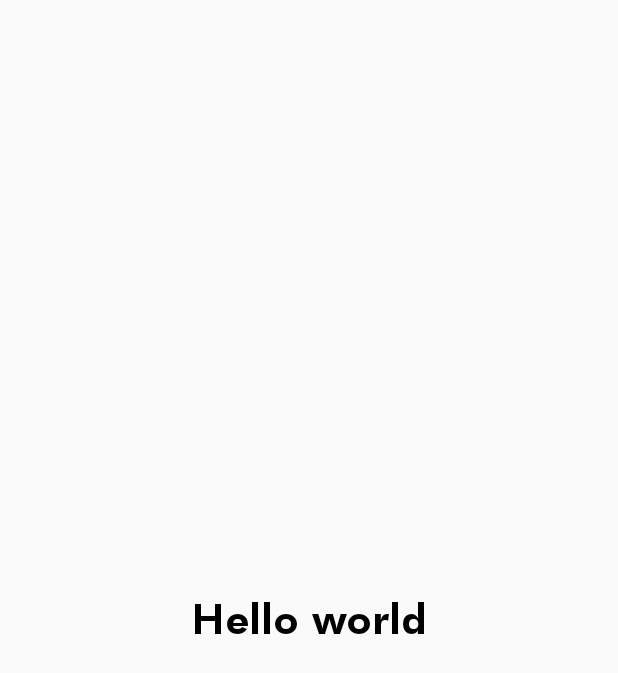
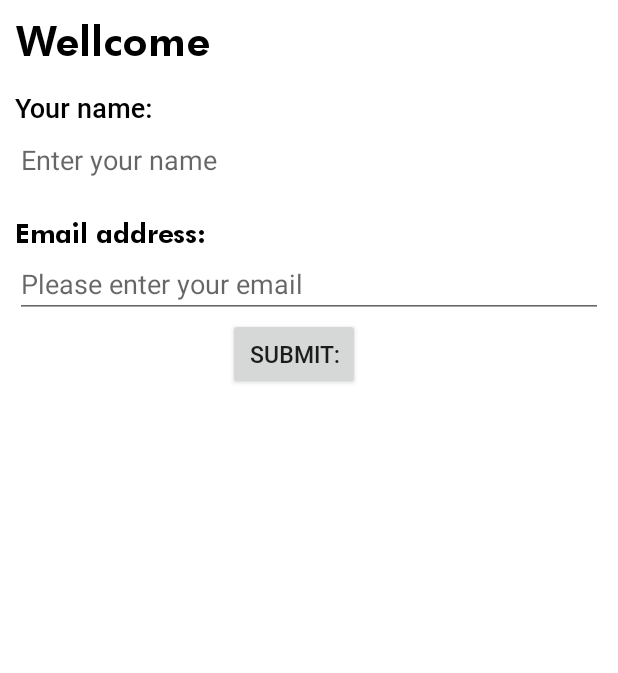
Before and after one commit to dfaizaditya/learn-tktpl-1706039686, an Android app: the screen it shows after launch (MainActivity), on a phone screen of 412 x 824 dp. Shown: the top 673 px of the screen. Run offline under Robolectric (Android 15) with nearby library versions, the phone set to English and light mode, and no system bars.

Commit message:
Finished lab-02

```diff
--- a/app/build.gradle
+++ b/app/build.gradle
@@ -30,6 +30,7 @@ dependencies {
     implementation 'androidx.core:core-ktx:1.3.1'
     implementation 'androidx.appcompat:appcompat:1.2.0'
     implementation 'androidx.constraintlayout:constraintlayout:2.0.1'
+    implementation 'androidx.preference:preference:1.1.1'
     testImplementation 'junit:junit:4.12'
     androidTestImplementation 'androidx.test.ext:junit:1.1.2'
     androidTestImplementation 'androidx.test.espresso:espresso-core:3.3.0'
--- /dev/null
+++ b/app/src/main/java/id/ac/ui/cs/mobileprogramming/dimasaditya/ninjaapp/EmailValidation.kt
@@ -0,0 +1,35 @@
+package id.ac.ui.cs.mobileprogramming.dimasaditya.ninjaapp
+
+import android.text.Editable
+import android.text.TextWatcher
+
+import java.util.regex.Pattern
+
+class EmailValidation : TextWatcher {
+
+    internal var isValid = false
+
+    override fun afterTextChanged(editableText: Editable) {
+        isValid = isValidEmail(editableText)
+    }
+
+    override fun beforeTextChanged(s: CharSequence, start: Int, count: Int, after: Int) = Unit
+
+    override fun onTextChanged(s: CharSequence, start: Int, before: Int, count: Int) = Unit
+
+    companion object {
+
+        private val EMAIL_PATTERN = Pattern.compile(
+            "[a-zA-Z0-9\\+\\.\\_\\%\\-\\+]{1,256}" +
+                    "\\@" +
+                    "[a-zA-Z0-9][a-zA-Z0-9\\-]{0,64}" +
+                    "(" +
+                    "\\." +
+                    "[a-zA-Z0-9][a-zA-Z0-9\\-]{0,25}" +
+                    ")+"
+        )
+        fun isValidEmail(email: CharSequence?): Boolean {
+            return email != null && EMAIL_PATTERN.matcher(email).matches()
+        }
+    }
+}
--- a/app/src/main/java/id/ac/ui/cs/mobileprogramming/dimasaditya/ninjaapp/MainActivity.kt
+++ b/app/src/main/java/id/ac/ui/cs/mobileprogramming/dimasaditya/ninjaapp/MainActivity.kt
@@ -1,17 +1,41 @@
 package id.ac.ui.cs.mobileprogramming.dimasaditya.ninjaapp
 
-import androidx.appcompat.app.AppCompatActivity
+import android.app.Activity
 import android.os.Bundle
-import android.widget.Toast
+import android.util.Log
+import android.view.View
+import android.widget.EditText
 
-class MainActivity : AppCompatActivity() {
+
+class MainActivity : Activity() {
+
+    private val TAG = "MainActivity"
+
+    private lateinit var nameText: EditText
+
+    private lateinit var emailText: EditText
+
+    private var emailValidation = EmailValidation()
 
     override fun onCreate(savedInstanceState: Bundle?) {
         super.onCreate(savedInstanceState)
         setContentView(R.layout.activity_main)
 
-        // display Toast here...
-        Toast.makeText(this,"Hello world",Toast.LENGTH_SHORT).show()
+        nameText = findViewById(R.id.userNameInput)
+        emailText = findViewById(R.id.emailInput)
+
+        emailText.addTextChangedListener(emailValidation)
 
     }
+
+    fun onSaveClick(@Suppress("UNUSED_PARAMETER") view: View) {
+        if (!emailValidation.isValid) {
+            emailText.error = "Invalid email"
+            Log.w(TAG, "This email is invalid")
+            return
+        }
+
+        val name = nameText.text.toString()
+        val email = emailText.text.toString()
+    }
 }
--- a/app/src/main/res/layout/activity_main.xml
+++ b/app/src/main/res/layout/activity_main.xml
@@ -6,16 +6,79 @@
     android:layout_height="match_parent"
     tools:context=".MainActivity">
 
+    <LinearLayout
+        android:layout_width="match_parent"
+        android:layout_height="match_parent"
+        android:background="@android:color/white"
+        android:orientation="vertical"
+        android:padding="10dp"
+        app:layout_constraintEnd_toEndOf="parent"
+        app:layout_constraintStart_toStartOf="parent"
+        tools:context=".MainActivity"
+        tools:layout_editor_absoluteY="164dp">
+
         <TextView
+            android:id="@+id/wellcomeText"
             android:layout_width="wrap_content"
             android:layout_height="wrap_content"
-        android:text="Hello world"
             android:fontFamily="@font/futuraheavy"
+            android:text="@string/wellcome_title"
+            android:textColor="@color/colorPrimaryDark"
             android:textSize="28sp"
-        android:textColor="@color/colorPrimaryDark"
             app:layout_constraintBottom_toBottomOf="parent"
             app:layout_constraintLeft_toLeftOf="parent"
             app:layout_constraintRight_toRightOf="parent"
             app:layout_constraintTop_toTopOf="parent" />
 
+        <TextView
+            android:layout_width="wrap_content"
+            android:layout_height="wrap_content"
+            android:layout_gravity="start"
+            android:layout_marginTop="15dp"
+            android:fontFamily="@font/roboto_medium"
+            android:text="@string/name_label"
+            android:textAppearance="?android:attr/textAppearanceMedium"
+            android:textColor="@android:color/black" />
+
+        <EditText
+            android:id="@+id/userNameInput"
+            android:layout_width="match_parent"
+            android:layout_height="wrap_content"
+            android:layout_gravity="center_horizontal"
+            android:autofillHints=""
+            android:hint="@string/name_hint"
+            android:inputType="text" />
+
+        <TextView
+            android:layout_width="wrap_content"
+            android:layout_height="wrap_content"
+            android:layout_gravity="start"
+            android:layout_marginTop="15dp"
+            android:fontFamily="@font/futuraheavy"
+            android:text="@string/email_label"
+            android:textAppearance="?android:attr/textAppearanceMedium"
+            android:textColor="@android:color/black" />
+
+        <EditText
+            android:id="@+id/emailInput"
+            android:layout_width="match_parent"
+            android:layout_height="wrap_content"
+            android:layout_gravity="center_horizontal"
+            android:hint="@string/email_holder"
+            android:inputType="textEmailAddress"/>
+
+        <Button
+            android:id="@+id/submitButton"
+            android:layout_width="wrap_content"
+            android:layout_height="wrap_content"
+            android:layout_gravity="center_horizontal"
+            android:layout_marginEnd="10dp"
+            android:fontFamily="@font/roboto_medium"
+            android:text="@string/submit_label"
+            android:onClick="onSaveClick"
+            android:textSize="15dp" />
+
+
+    </LinearLayout>
+
 </androidx.constraintlayout.widget.ConstraintLayout>
--- a/app/src/main/res/values/strings.xml
+++ b/app/src/main/res/values/strings.xml
@@ -1,3 +1,9 @@
 <resources>
     <string name="app_name">NinjaApp</string>
+    <string name="wellcome_title">Wellcome</string>
+    <string name="email_holder">Please enter your email</string>
+    <string name="name_label">Your name:</string>
+    <string name="name_hint">Enter your name</string>
+    <string name="email_label">Email address:</string>
+    <string name="submit_label">Submit:</string>
 </resources>
--- a/build.gradle
+++ b/build.gradle
@@ -9,10 +9,14 @@ buildscript {
         classpath "com.android.tools.build:gradle:4.0.1"
         classpath "org.jetbrains.kotlin:kotlin-gradle-plugin:$kotlin_version"
 
+
+
         // NOTE: Do not place your application dependencies here; they belong
         // in the individual module build.gradle files
     }
 }
+
+
 
 allprojects {
     repositories {
```
Also changed, not shown: app/src/main/res/font/roboto_bold.ttf (added), app/src/main/res/font/roboto_italic.ttf (added), app/src/main/res/font/roboto_medium.ttf (added), app/src/main/res/font/roboto_mediumitalic.ttf (added), app/src/main/res/font/roboto_regular.ttf (added), 4 other files. Lines whose indentation alone changed are shown as unchanged.
